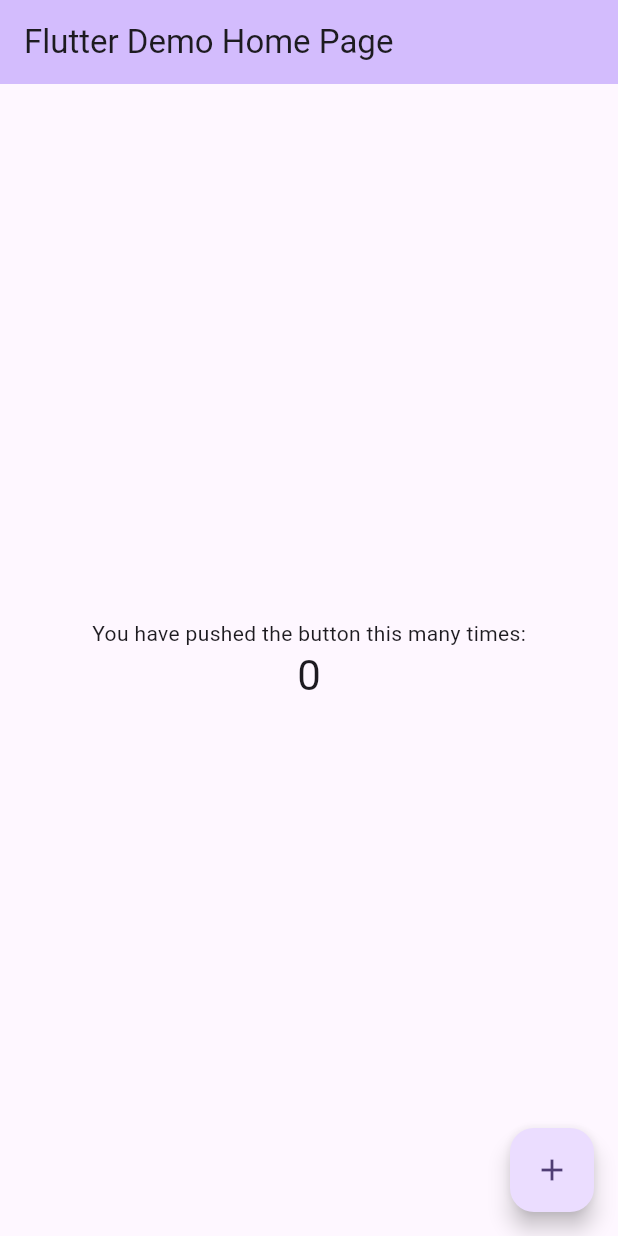
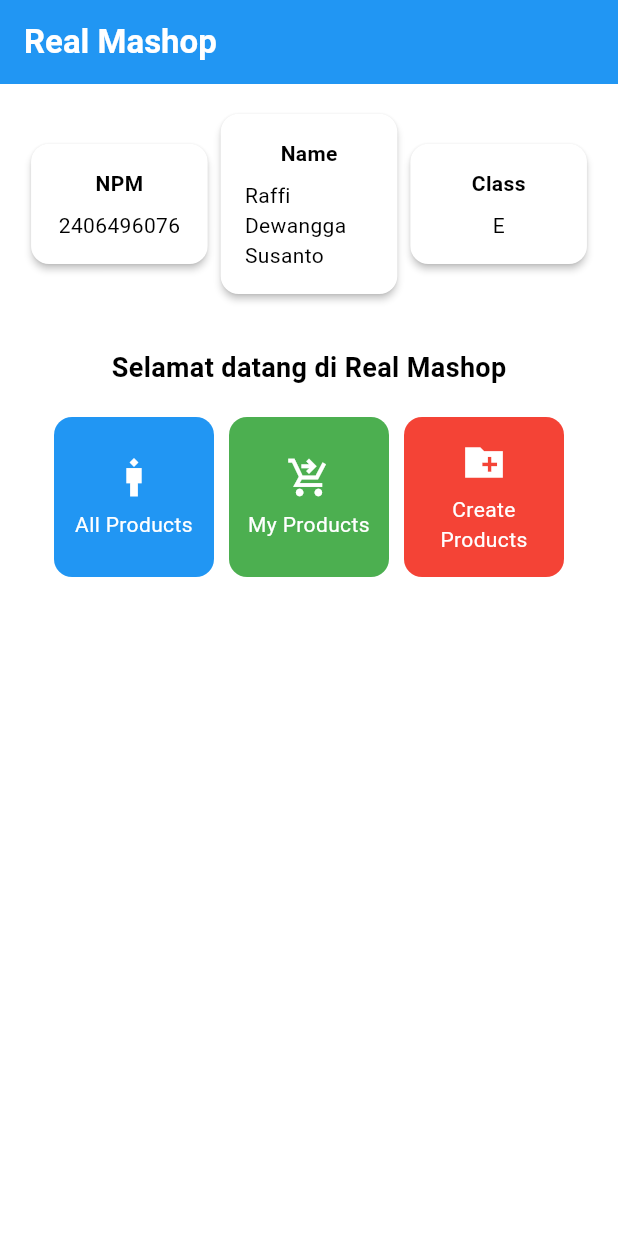
Before and after one commit to RaffiDewanggaSusanto/real_mashop_mobile, a Flutter app: the screen it shows after launch, on a phone screen of 412 x 824 dp. Run offline on Flutter 3.47's test engine with Material 3 defaults, Android fonts, the phone set to English and light mode, and no system bars.

Commit message:
Menyelesaikan tugas 1

```diff
--- a/lib/main.dart
+++ b/lib/main.dart
@@ -1,4 +1,5 @@
 import 'package:flutter/material.dart';
+import 'package:real_mashop/menu.dart';
 
 void main() {
   runApp(const MyApp());
@@ -28,95 +29,10 @@
         //
         // This works for code too, not just values: Most code changes can be
         // tested with just a hot reload.
-        colorScheme: ColorScheme.fromSeed(seedColor: Colors.deepPurple),
+        colorScheme: ColorScheme.fromSwatch(primarySwatch: Colors.blue)
+            .copyWith(secondary: Colors.blueAccent[400]),
       ),
-      home: const MyHomePage(title: 'Flutter Demo Home Page'),
+      home: MyHomePage(),
     );
   }
 }
-
-class MyHomePage extends StatefulWidget {
-  const MyHomePage({super.key, required this.title});
-
-  // This widget is the home page of your application. It is stateful, meaning
-  // that it has a State object (defined below) that contains fields that affect
-  // how it looks.
-
-  // This class is the configuration for the state. It holds the values (in this
-  // case the title) provided by the parent (in this case the App widget) and
-  // used by the build method of the State. Fields in a Widget subclass are
-  // always marked "final".
-
-  final String title;
-
-  @override
-  State<MyHomePage> createState() => _MyHomePageState();
-}
-
-class _MyHomePageState extends State<MyHomePage> {
-  int _counter = 0;
-
-  void _incrementCounter() {
-    setState(() {
-      // This call to setState tells the Flutter framework that something has
-      // changed in this State, which causes it to rerun the build method below
-      // so that the display can reflect the updated values. If we changed
-      // _counter without calling setState(), then the build method would not be
-      // called again, and so nothing would appear to happen.
-      _counter++;
-    });
-  }
-
-  @override
-  Widget build(BuildContext context) {
-    // This method is rerun every time setState is called, for instance as done
-    // by the _incrementCounter method above.
-    //
-    // The Flutter framework has been optimized to make rerunning build methods
-    // fast, so that you can just rebuild anything that needs updating rather
-    // than having to individually change instances of widgets.
-    return Scaffold(
-      appBar: AppBar(
-        // TRY THIS: Try changing the color here to a specific color (to
-        // Colors.amber, perhaps?) and trigger a hot reload to see the AppBar
-        // change color while the other colors stay the same.
-        backgroundColor: Theme.of(context).colorScheme.inversePrimary,
-        // Here we take the value from the MyHomePage object that was created by
-        // the App.build method, and use it to set our appbar title.
-        title: Text(widget.title),
-      ),
-      body: Center(
-        // Center is a layout widget. It takes a single child and positions it
-        // in the middle of the parent.
-        child: Column(
-          // Column is also a layout widget. It takes a list of children and
-          // arranges them vertically. By default, it sizes itself to fit its
-          // children horizontally, and tries to be as tall as its parent.
-          //
-          // Column has various properties to control how it sizes itself and
-          // how it positions its children. Here we use mainAxisAlignment to
-          // center the children vertically; the main axis here is the vertical
-          // axis because Columns are vertical (the cross axis would be
-          // horizontal).
-          //
-          // TRY THIS: Invoke "debug painting" (choose the "Toggle Debug Paint"
-          // action in the IDE, or press "p" in the console), to see the
-          // wireframe for each widget.
-          mainAxisAlignment: MainAxisAlignment.center,
-          children: <Widget>[
-            const Text('You have pushed the button this many times:'),
-            Text(
-              '$_counter',
-              style: Theme.of(context).textTheme.headlineMedium,
-            ),
-          ],
-        ),
-      ),
-      floatingActionButton: FloatingActionButton(
-        onPressed: _incrementCounter,
-        tooltip: 'Increment',
-        child: const Icon(Icons.add),
-      ), // This trailing comma makes auto-formatting nicer for build methods.
-    );
-  }
-}
--- /dev/null
+++ b/lib/menu.dart
@@ -0,0 +1,188 @@
+import 'package:flutter/material.dart';
+
+class MyHomePage extends StatelessWidget {
+  MyHomePage({super.key});
+
+  final String nama = "Raffi Dewangga Susanto"; //nama
+  final String npm = "2406496076"; //npm
+  final String kelas = "E"; //kelas
+
+  final List<ItemHomepage> items = [
+    ItemHomepage("All Products", Icons.man_3_sharp, Colors.blue),
+    ItemHomepage("My Products", Icons.shopping_cart_checkout_sharp, Colors.green),
+    ItemHomepage("Create Products", Icons.create_new_folder_sharp, Colors.red),
+  ];
+
+  @override
+  Widget build(BuildContext context) {
+    // Scaffold menyediakan struktur dasar halaman dengan AppBar dan body.
+    return Scaffold(
+      // AppBar adalah bagian atas halaman yang menampilkan judul.
+      appBar: AppBar(
+        // Judul aplikasi "Real Mashop" dengan teks putih dan tebal.
+        title: const Text(
+          'Real Mashop',
+          style: TextStyle(
+            color: Colors.white,
+            fontWeight: FontWeight.bold,
+          ),
+        ),
+        // Warna latar belakang AppBar diambil dari skema warna tema aplikasi.
+        backgroundColor: Theme.of(context).colorScheme.primary,
+      ),
+      // Body halaman dengan padding di sekelilingnya.
+      body: Padding(
+        padding: const EdgeInsets.all(16.0),
+        // Menyusun widget secara vertikal dalam sebuah kolom.
+        child: Column(
+          crossAxisAlignment: CrossAxisAlignment.center,
+          children: [
+            // Row untuk menampilkan 3 InfoCard secara horizontal.
+            Row(
+              mainAxisAlignment: MainAxisAlignment.spaceEvenly,
+              children: [
+                InfoCard(title: 'NPM', content: npm),
+                InfoCard(title: 'Name', content: nama),
+                InfoCard(title: 'Class', content: kelas),
+              ],
+            ),
+
+            // Memberikan jarak vertikal 16 unit.
+            const SizedBox(height: 16.0),
+
+            // Menempatkan widget berikutnya di tengah halaman.
+            Center(
+              child: Column(
+                // Menyusun teks dan grid item secara vertikal.
+
+                children: [
+                  // Menampilkan teks sambutan dengan gaya tebal dan ukuran 18.
+                  const Padding(
+                    padding: EdgeInsets.only(top: 16.0),
+                    child: Text(
+                      'Selamat datang di Real Mashop',
+                      style: TextStyle(
+                        fontWeight: FontWeight.bold,
+                        fontSize: 18.0,
+                      ),
+                    ),
+                  ),
+
+                  // Grid untuk menampilkan ItemCard dalam bentuk grid 3 kolom.
+                  GridView.count(
+                    primary: true,
+                    padding: const EdgeInsets.all(20),
+                    crossAxisSpacing: 10,
+                    mainAxisSpacing: 10,
+                    crossAxisCount: 3,
+                    // Agar grid menyesuaikan tinggi kontennya.
+                    shrinkWrap: true,
+
+                    // Menampilkan ItemCard untuk setiap item dalam list items.
+                    children: items.map((ItemHomepage item) {
+                      return ItemCard(item);
+                    }).toList(),
+                  ),
+                ],
+              ),
+            ),
+          ],
+        ),
+      ),
+    );
+  }
+}
+
+class InfoCard extends StatelessWidget {
+  // Kartu informasi yang menampilkan title dan content.
+
+  final String title;  // Judul kartu.
+  final String content;  // Isi kartu.
+
+  const InfoCard({super.key, required this.title, required this.content});
+
+  @override
+  Widget build(BuildContext context) {
+    return Card(
+      // Membuat kotak kartu dengan bayangan dibawahnya.
+      elevation: 2.0,
+      child: Container(
+        // Mengatur ukuran dan jarak di dalam kartu.
+        width: MediaQuery.of(context).size.width / 3.5, // menyesuaikan dengan lebar device yang digunakan.
+        padding: const EdgeInsets.all(16.0),
+        // Menyusun title dan content secara vertikal.
+        child: Column(
+          children: [
+            Text(
+              title,
+              style: const TextStyle(fontWeight: FontWeight.bold),
+            ),
+            const SizedBox(height: 8.0),
+            Text(content),
+          ],
+        ),
+      ),
+    );
+  }
+}
+
+class ItemHomepage {
+  final String name;
+  final IconData icon;
+  final Color color;
+
+  ItemHomepage(this.name, this.icon, this.color);
+}
+
+class ItemCard extends StatelessWidget {
+  // Menampilkan kartu dengan ikon dan nama.
+
+  final ItemHomepage item;
+
+  const ItemCard(this.item, {super.key});
+
+  @override
+  Widget build(BuildContext context) {
+    return Material(
+      // Menentukan warna latar belakang dari tema aplikasi.
+      color: item.color,
+      // Membuat sudut kartu melengkung.
+      borderRadius: BorderRadius.circular(12),
+
+      child: InkWell(
+        // Aksi ketika kartu ditekan.
+        onTap: () {
+          // Menampilkan pesan SnackBar saat kartu ditekan.
+          ScaffoldMessenger.of(context)
+            ..hideCurrentSnackBar()
+            ..showSnackBar(
+                SnackBar(content: Text("Kamu telah menekan tombol ${item.name}!"))
+            );
+        },
+        // Container untuk menyimpan Icon dan Text
+        child: Container(
+          padding: const EdgeInsets.all(8),
+          child: Center(
+            child: Column(
+              // Menyusun ikon dan teks di tengah kartu.
+              mainAxisAlignment: MainAxisAlignment.center,
+              children: [
+                Icon(
+                  item.icon,
+                  color: Colors.white,
+                  size: 30.0,
+                ),
+                const Padding(padding: EdgeInsets.all(3)),
+                Text(
+                  item.name,
+                  textAlign: TextAlign.center,
+                  style: const TextStyle(color: Colors.white),
+                ),
+              ],
+            ),
+          ),
+        ),
+      ),
+    );
+  }
+}
```
Also changed, not shown: 1 other file.
